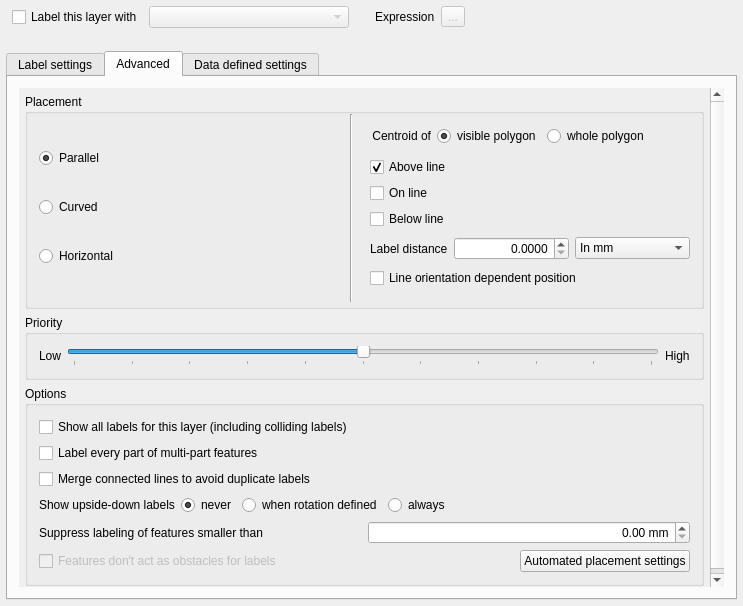
First picture: the form in src/ui/qgslabelingguibase.ui, repository carsmie/QGIS, before the edit.
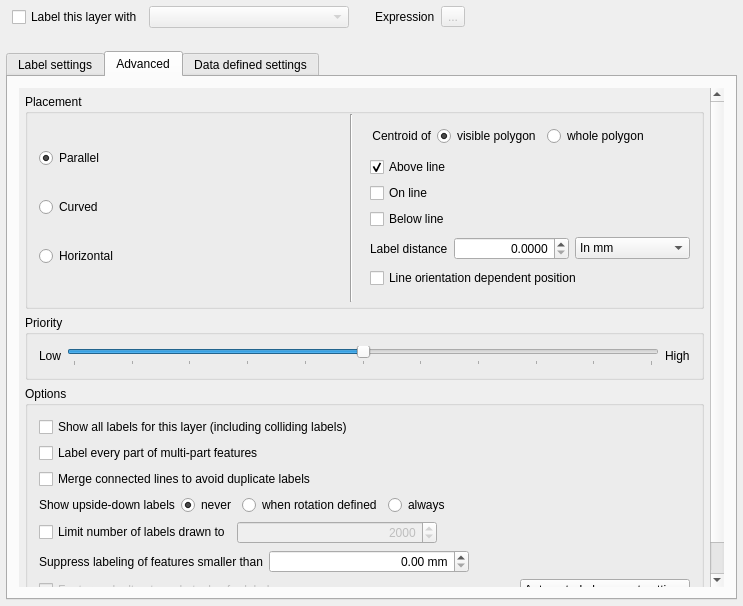
Second picture: the form after the edit. The open tabs and pages were chosen to show the change. Icons and pictures are not drawn. Custom widgets are drawn as their Qt base class.

Commit message:
Add option to limit number of labels rendered per layer (OFF by default)
- Initial limit set to 2000
- Results would look better if limited subset was a random sampling of all features

The edit to the form file:
```diff
--- a/src/ui/qgslabelingguibase.ui
+++ b/src/ui/qgslabelingguibase.ui
@@ -1921,7 +1921,7 @@
             <x>0</x>
             <y>0</y>
             <width>686</width>
-            <height>532</height>
+            <height>574</height>
            </rect>
           </property>
           <layout class="QGridLayout" name="gridLayout_13">
@@ -2620,10 +2620,16 @@
                 </property>
                </widget>
               </item>
-              <item row="4" column="0">
+              <item row="5" column="0">
                <layout class="QHBoxLayout" name="horizontalLayout_2">
                 <item>
                  <widget class="QLabel" name="label_19">
+                  <property name="sizePolicy">
+                   <sizepolicy hsizetype="Maximum" vsizetype="Preferred">
+                    <horstretch>0</horstretch>
+                    <verstretch>0</verstretch>
+                   </sizepolicy>
+                  </property>
                   <property name="text">
                    <string>Suppress labeling of features smaller than</string>
                   </property>
@@ -2631,6 +2637,12 @@
                 </item>
                 <item>
                  <widget class="QDoubleSpinBox" name="mMinSizeSpinBox">
+                  <property name="minimumSize">
+                   <size>
+                    <width>200</width>
+                    <height>0</height>
+                   </size>
+                  </property>
                   <property name="alignment">
                    <set>Qt::AlignRight|Qt::AlignTrailing|Qt::AlignVCenter</set>
                   </property>
@@ -2639,9 +2651,22 @@
                   </property>
                  </widget>
                 </item>
+                <item>
+                 <spacer name="horizontalSpacer_11">
+                  <property name="orientation">
+                   <enum>Qt::Horizontal</enum>
+                  </property>
+                  <property name="sizeHint" stdset="0">
+                   <size>
+                    <width>40</width>
+                    <height>20</height>
+                   </size>
+                  </property>
+                 </spacer>
+                </item>
                </layout>
               </item>
-              <item row="5" column="0">
+              <item row="6" column="0">
                <layout class="QHBoxLayout" name="horizontalLayout_20">
                 <item>
                  <widget class="QCheckBox" name="chkNoObstacle">
@@ -2744,6 +2769,61 @@
                 </item>
                </layout>
               </item>
+              <item row="4" column="0">
+               <layout class="QHBoxLayout" name="horizontalLayout_22">
+                <item>
+                 <widget class="QCheckBox" name="mLimitLabelChkBox">
+                  <property name="sizePolicy">
+                   <sizepolicy hsizetype="Maximum" vsizetype="Fixed">
+                    <horstretch>0</horstretch>
+                    <verstretch>0</verstretch>
+                   </sizepolicy>
+                  </property>
+                  <property name="text">
+                   <string>Limit number of labels drawn to</string>
+                  </property>
+                 </widget>
+                </item>
+                <item>
+                 <widget class="QSpinBox" name="mLimitLabelSpinBox">
+                  <property name="enabled">
+                   <bool>false</bool>
+                  </property>
+                  <property name="minimumSize">
+                   <size>
+                    <width>200</width>
+                    <height>0</height>
+                   </size>
+                  </property>
+                  <property name="alignment">
+                   <set>Qt::AlignRight|Qt::AlignTrailing|Qt::AlignVCenter</set>
+                  </property>
+                  <property name="minimum">
+                   <number>0</number>
+                  </property>
+                  <property name="maximum">
+                   <number>999999999</number>
+                  </property>
+                  <property name="value">
+                   <number>2000</number>
+                  </property>
+                 </widget>
+                </item>
+                <item>
+                 <spacer name="horizontalSpacer_10">
+                  <property name="orientation">
+                   <enum>Qt::Horizontal</enum>
+                  </property>
+                  <property name="sizeHint" stdset="0">
+                   <size>
+                    <width>40</width>
+                    <height>20</height>
+                   </size>
+                  </property>
+                 </spacer>
+                </item>
+               </layout>
+              </item>
              </layout>
             </widget>
            </item>
```
Left out of the diff: 56 changed lines with no effect on the pictures. The commit also changes 4 other files.
